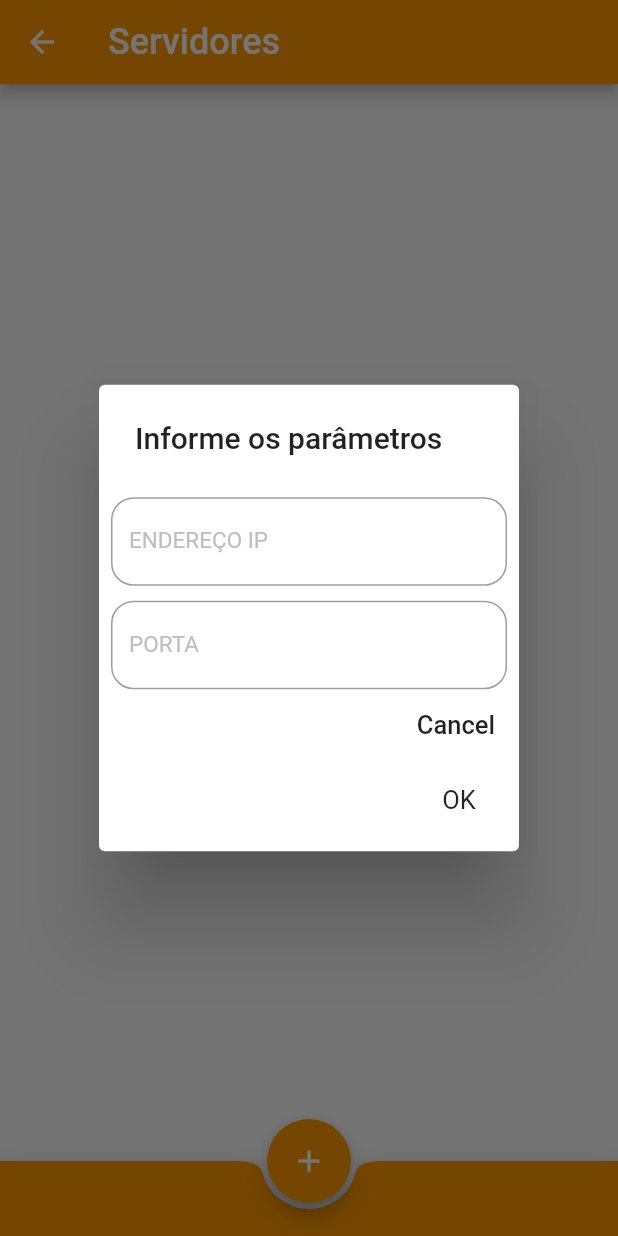
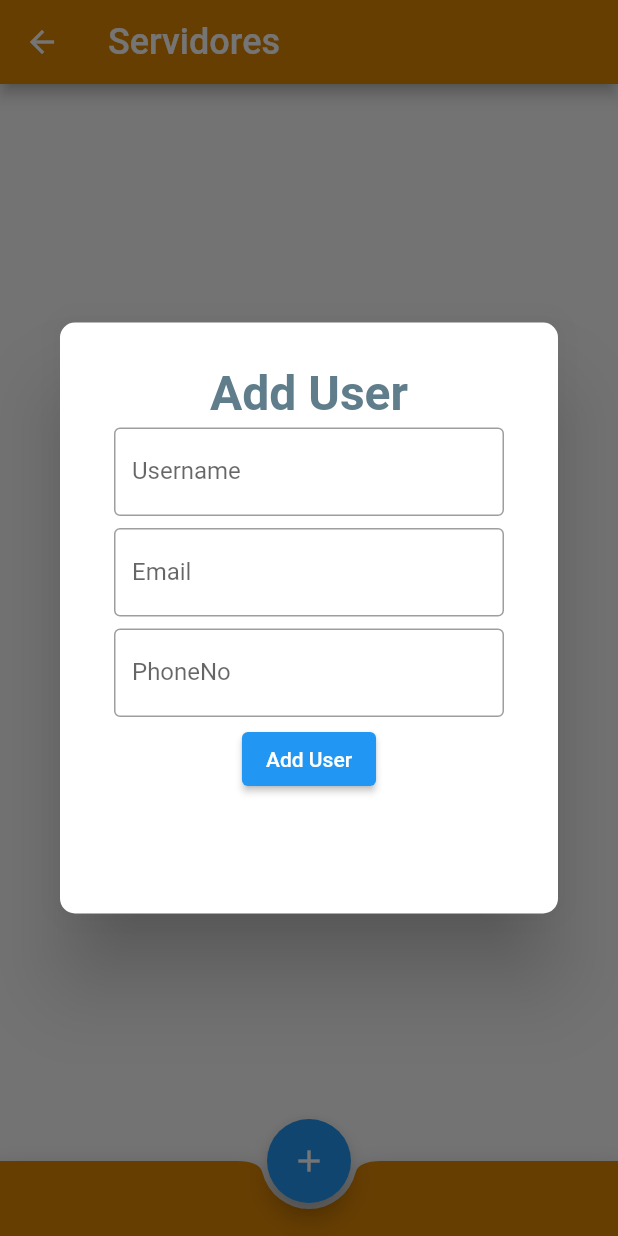
Before and after one commit to fredericommleao/AppFlutter, a Flutter app: the entrou screen opened directly, after a tap on the "add" icon, on a phone screen of 412 x 824 dp. Run offline on Flutter 3.47's test engine with Material 2 defaults, Android fonts, the phone set to English and light mode, and no system bars; our stand-ins replace shared_preferences; accounts and stored records are empty.

Commit message:
novas alterações

```diff
--- a/lib/Model/dados_parametros.dart
+++ /dev/null
@@ -1,65 +0,0 @@
-// ignore_for_file: camel_case_types
-
-class ipParam {
-  String? ip;
-
-  ipParam(String text, {this.ip});
-
-  ipParam.fromJson(Map<String, dynamic> json) {
-    ip = json['ip'];
-  }
-
-  Map<String, dynamic> toJson() {
-    final Map<String, dynamic> data = <String, dynamic>{};
-    data['ip'] = ip;
-    return data;
-  }
-}
-
-class porta_param {
-  String? porta;
-
-  porta_param(String text, {this.porta});
-
-  porta_param.fromJson(Map<String, dynamic> json) {
-    porta = json['porta'];
-  }
-
-  Map<String, dynamic> toJson() {
-    final Map<String, dynamic> data = <String, dynamic>{};
-    data['porta'] = porta;
-    return data;
-  }
-}
-
-class name_param {
-  String? name;
-
-  name_param(String text, {this.name});
-
-  name_param.fromJson(Map<String, dynamic> json) {
-    name = json['name'];
-  }
-
-  Map<String, dynamic> toJson() {
-    final Map<String, dynamic> data = <String, dynamic>{};
-    data['name'] = name;
-    return data;
-  }
-}
-
-class pass_param {
-  String? senha;
-
-  pass_param(String text, {this.senha});
-
-  pass_param.fromJson(Map<String, dynamic> json) {
-    senha = json['senha'];
-  }
-
-  Map<String, dynamic> toJson() {
-    final Map<String, dynamic> data = <String, dynamic>{};
-    data['senha'] = senha;
-    return data;
-  }
-}
--- /dev/null
+++ b/lib/Model/user.dart
@@ -0,0 +1,7 @@
+class User {
+  final String username;
+  final String email;
+  final String phoneNo;
+
+  User(this.username, this.email, this.phoneNo);
+}
--- a/lib/Tela_Parametros.dart
+++ b/lib/Tela_Parametros.dart
@@ -1,9 +1,9 @@
-// ignore_for_file: camel_case_types, file_names, unused_label, prefer_const_constructors, unused_element, use_key_in_widget_constructors, non_constant_identifier_names, avoid_print
-import 'dart:convert';
+// ignore_for_file: camel_case_types, file_names, unused_label, prefer_const_constructors, unused_element, use_key_in_widget_constructors, non_constant_identifier_names, avoid_print, deprecated_member_use
+import 'package:aplicativo/Model/user.dart';
 import 'package:aplicativo/Tela_Login.dart';
+import 'package:aplicativo/user_dialog.dart';
 import 'package:flutter/material.dart';
 import 'package:shared_preferences/shared_preferences.dart';
-import 'Model/dados_parametros.dart';
 
 class entrou extends StatefulWidget {
   @override
@@ -11,117 +11,102 @@ class entrou extends StatefulWidget {
 }
 
 class _ParametroState extends State<entrou> {
+  List<User> userList = [];
   //captura texto textfield
-  final TextEditingController ipController = TextEditingController();
+  TextEditingController ipController = TextEditingController();
   //captura texto textfield
-  final TextEditingController portaController = TextEditingController();
+  TextEditingController portaController = TextEditingController();
+
   @override
   Widget build(BuildContext context) {
+    void addUserData(User user) {
+      setState(() {
+        userList.add(user);
+      });
+    }
+
+    void showUserDialog() {
+      showDialog(
+        context: (context),
+        builder: (_) {
+          return AlertDialog(
+            content: AddUserDialog(addUserData),
+            shape: RoundedRectangleBorder(
+              borderRadius: BorderRadius.circular(10),
+            ),
+          );
+        },
+      );
+    }
+
     return Scaffold(
+      floatingActionButton: FloatingActionButton(
+        onPressed: () {
+          showUserDialog();
+        },
+        child: Icon(Icons.add),
+      ),
       appBar: AppBar(
-          backgroundColor: Colors.orange,
+          backgroundColor: Color.fromARGB(255, 223, 135, 4),
           title: const Text('Servidores',
               style: TextStyle(color: Colors.white, fontSize: 24))),
+      body: Container(
+        height: MediaQuery.of(context).size.height * 0.75,
+        child: ListView.builder(
+          itemBuilder: (ctx, index) {
+            return Card(
+              margin: EdgeInsets.all(4),
+              elevation: 8,
+              child: ListTile(
+                title: Text(
+                  userList[index].username,
+                  style: TextStyle(
+                    fontSize: 22,
+                    color: Colors.black38,
+                    fontWeight: FontWeight.w400,
+                  ),
+                ),
+                subtitle: Text(
+                  userList[index].email,
+                  style: TextStyle(
+                    fontSize: 22,
+                    color: Colors.black38,
+                    fontWeight: FontWeight.w400,
+                  ),
+                ),
+                trailing: Text(
+                  userList[index].phoneNo,
+                  style: TextStyle(
+                    fontSize: 22,
+                    color: Colors.black38,
+                    fontWeight: FontWeight.w400,
+                  ),
+                ),
+              ),
+            );
+          },
+          itemCount: userList.length,
+        ),
+      ),
       bottomNavigationBar: BottomAppBar(
-        color: Colors.orange,
+        color: Color.fromARGB(255, 223, 135, 4),
         shape: const CircularNotchedRectangle(),
         child: Container(height: 50.0),
-      ),
-      floatingActionButton: FloatingActionButton(
-        child: const Icon(Icons.add),
-        backgroundColor: Colors.orange,
-        onPressed: () => showDialog<String>(
-          context: context,
-          builder: (BuildContext context) => AlertDialog(
-            title: const Text(
-              'Informe os parâmetros',
-              style: TextStyle(fontSize: 20, color: Colors.black87),
-            ),
-            actions: <Widget>[
-              TextField(
-                  controller: ipController,
-                  decoration: InputDecoration(
-                      labelText: "ENDEREÇO IP",
-                      labelStyle:
-                          TextStyle(fontSize: 15, color: Colors.grey.shade400),
-                      border: OutlineInputBorder(
-                          borderRadius: BorderRadius.circular(15)))),
-              SizedBox(
-                height: 10,
-              ),
-              TextField(
-                  controller: portaController,
-                  decoration: InputDecoration(
-                      labelText: "PORTA",
-                      labelStyle:
-                          TextStyle(fontSize: 15, color: Colors.grey.shade400),
-                      border: OutlineInputBorder(
-                          borderRadius: BorderRadius.circular(15)))),
-              TextButton(
-                onPressed: () => Navigator.pop(context, 'Cancel'),
-                child: const Text(
-                  'Cancel',
-                  style: TextStyle(fontSize: 17, color: Colors.black87),
-                ),
-              ),
-              TextButton(
-                style: TextButton.styleFrom(
-                  padding: const EdgeInsets.all(16.0),
-                  primary: Colors.orange,
-                  textStyle: const TextStyle(fontSize: 20),
-                ),
-                onPressed: () {
-                  //salva_ip();
-                  //salva_porta();
-                  _navegaHomepage(context);
-                },
-                child: const Text(
-                  'OK',
-                  style: TextStyle(fontSize: 17, color: Colors.black87),
-                ),
-              ),
-            ],
-          ),
-        ),
       ),
       floatingActionButtonLocation: FloatingActionButtonLocation.centerDocked,
     );
   }
 
-/*
-
- void salva_na_memoria_ip(ipParam ip) async {
+  Future<void> save_ip() async {
     SharedPreferences prefs = await SharedPreferences.getInstance();
-    prefs.setString("ip", json.encode(ip.toJson()));
+    prefs.setString('key_ip', ipController.text);
+    print(prefs.getString('key_ip'));
   }
 
-  void salva_porta() {
-    porta_param porta = porta_param(portaController.text);
-    salva_na_memoria_porta(porta);
-  }
-
-  void salva_na_memoria_porta(porta_param porta) async {
+  Future<void> save_porta() async {
     SharedPreferences prefs = await SharedPreferences.getInstance();
-    prefs.setString("porta", json.encode(porta.toJson()));
-  }
-}
-*/
-
-  /*void _doSighUp() {
-    ipParam ip = ipParam(ipController.text);
-    _saveUser(ip);
-  }*/
-
-  void _doSignUp() {
-    ipParam ip = ipParam(ipController.text);
-
-    print(ip);
-    _saveUser(ip);
-  }
-
-  void _saveUser(ipParam ip) async {
-    SharedPreferences prefs = await SharedPreferences.getInstance();
-    prefs.setString("ip", json.encode(ip.toJson()));
+    print(prefs.getString('key_porta'));
+    prefs.setString('key_porta', portaController.text);
   }
 
   _navegaHomepage(BuildContext context) {
--- a/lib/Values/keys.dart
+++ b/lib/Values/keys.dart
@@ -9,7 +9,8 @@ class Senha {
 }
 
 class Ip {
-  static const ip_acesso = "ip";
+  String ip;
+  Ip(this.ip);
 }
 
 class Porta {
--- /dev/null
+++ b/lib/user_dialog.dart
@@ -0,0 +1,69 @@
+// ignore_for_file: prefer_const_constructors, unused_element, avoid_unnecessary_containers
+import 'package:aplicativo/Model/user.dart';
+import 'package:flutter/material.dart';
+
+class AddUserDialog extends StatefulWidget {
+  final Function(User) addUser;
+
+  AddUserDialog(this.addUser);
+
+  @override
+  _AddUserDialogState createState() => _AddUserDialogState();
+}
+
+class _AddUserDialogState extends State<AddUserDialog> {
+  @override
+  Widget build(BuildContext context) {
+    Widget buildTextField(String hint, TextEditingController controller) {
+      return Container(
+        margin: EdgeInsets.all(4),
+        child: TextField(
+          decoration: InputDecoration(
+            labelText: hint,
+            border: OutlineInputBorder(
+              borderSide: BorderSide(
+                color: Colors.black,
+              ),
+            ),
+          ),
+          controller: controller,
+        ),
+      );
+    }
+
+    var usernameController = TextEditingController();
+    var emailController = TextEditingController();
+    var phoneNoController = TextEditingController();
+
+    return Container(
+      padding: EdgeInsets.all(8),
+      height: 350,
+      width: 400,
+      child: SingleChildScrollView(
+        child: Column(
+          children: [
+            Text(
+              'Add User',
+              style: TextStyle(
+                  fontWeight: FontWeight.bold,
+                  fontSize: 32,
+                  color: Colors.blueGrey),
+            ),
+            buildTextField('Username', usernameController),
+            buildTextField('Email', emailController),
+            buildTextField('PhoneNo', phoneNoController),
+            ElevatedButton(
+              onPressed: () {
+                final user = User(usernameController.text, emailController.text,
+                    phoneNoController.text);
+                widget.addUser(user);
+                Navigator.of(context).pop();
+              },
+              child: Text('Add User'),
+            ),
+          ],
+        ),
+      ),
+    );
+  }
+}
```
Also changed, not shown: lib/Tela_Login.dart (+47 -68 lines), lib/jsonToClasse.dart (deleted, +0 -82 lines), lib/requisicao_post_http.dart (+14 -10 lines).
